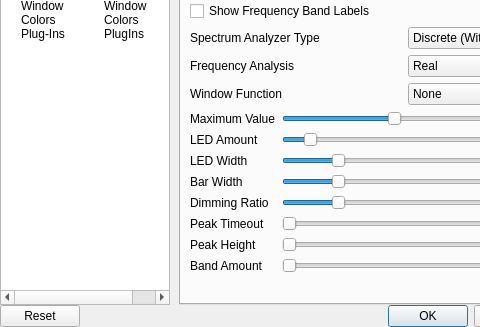
Above: ui/SetupWindow.ui from ModPlugPlayer/ModPlugPlayer before the change; both pictures show x 0 to 480 and y 91 to 418 of the 640 by 418 pixel window. Below: the same form after it.
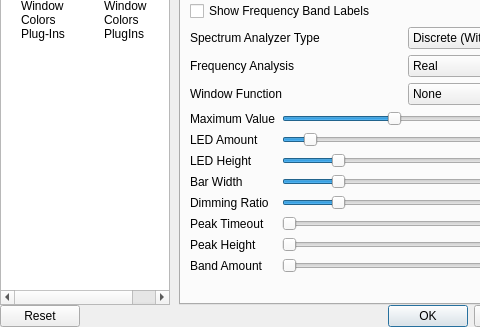
That is the form after the change. Icons and pictures are not drawn. Custom widgets are drawn as their Qt base class.

What changed in the file:
```diff
--- a/ui/SetupWindow.ui
+++ b/ui/SetupWindow.ui
@@ -2959,7 +2959,7 @@
                  <item row="2" column="0">
                   <widget class="QLabel" name="label_ledSize_Text">
                    <property name="text">
-                    <string>LED Width</string>
+                    <string>LED Height</string>
                    </property>
                   </widget>
                  </item>
```
Left out of the diff: 10 changed lines with no effect on the pictures.
